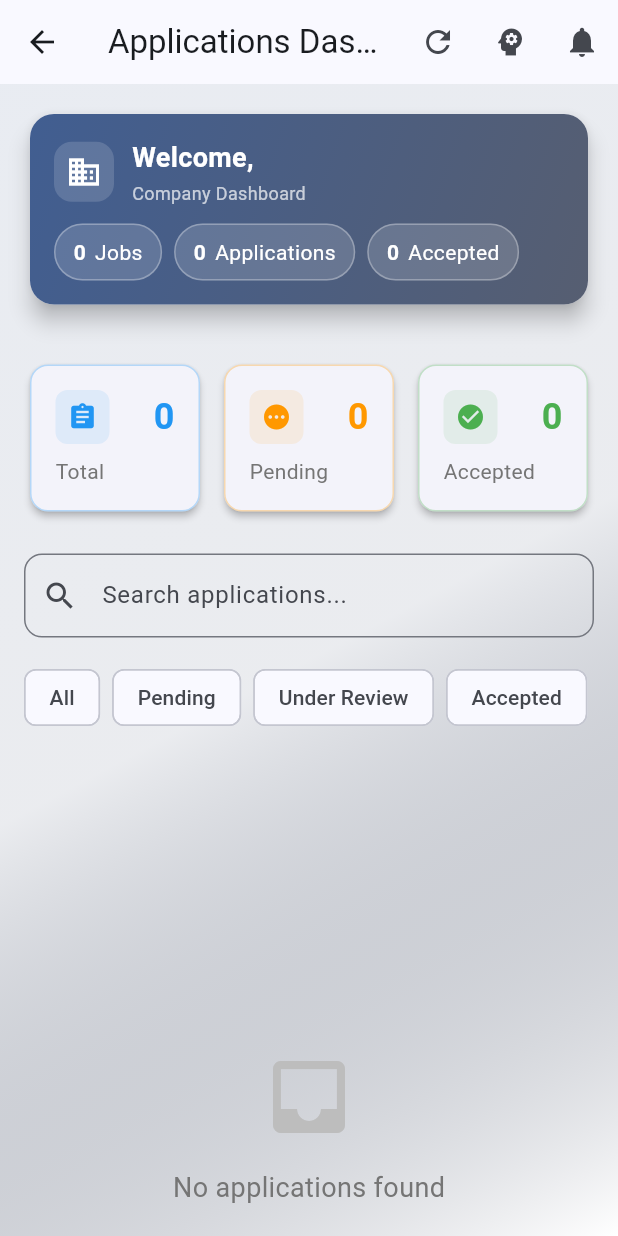
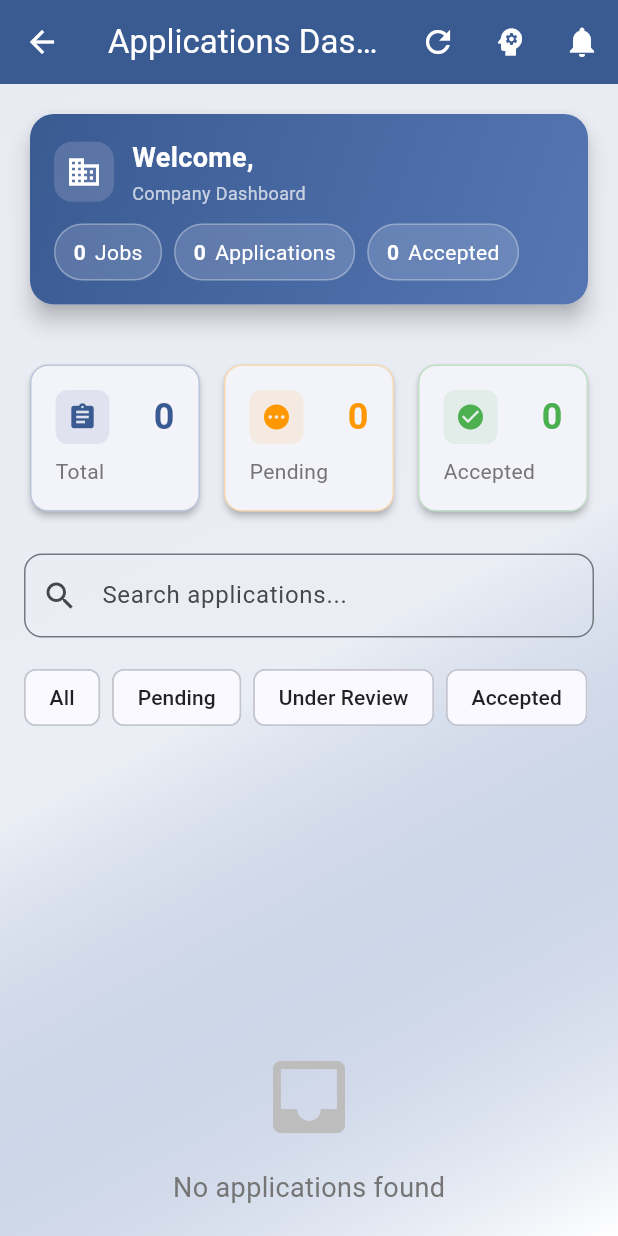
Before and after one commit to francisco3788/bolsa-_trabajo-flutter_proyect_final, a Flutter app: the CompanyApplicationsDashboard screen opened directly, on a phone screen of 412 x 824 dp. Run offline on Flutter 3.47's test engine with Material 3 defaults, Android fonts, the light colour scheme and no system bars; our stand-ins replace dartz, equatable, file_picker, flutter_dotenv, get, image_picker and 1 more; accounts and stored records are empty.

Commit message:
cambio de color

```diff
--- a/lib/features/job_applications/presentation/screens/company_applications_dashboard.dart
+++ b/lib/features/job_applications/presentation/screens/company_applications_dashboard.dart
@@ -16,8 +16,12 @@ class CompanyApplicationsDashboard extends GetView<JobApplicationController> {
     WidgetsBinding.instance.addPostFrameCallback((_) {
       _refreshApplications();
     });
+    const brandBlue = Color(0xFF3A5A92);
+    const brandBlueLight = Color(0xFF5676B3);
     return Scaffold(
       appBar: AppBar(
+        backgroundColor: brandBlue,
+        foregroundColor: Colors.white,
         title: const Text(JobApplicationTexts.companyDashboardTitle),
         actions: [
           IconButton(
@@ -69,8 +73,8 @@ class CompanyApplicationsDashboard extends GetView<JobApplicationController> {
             begin: Alignment.topLeft,
             end: Alignment.bottomRight,
             colors: [
-              Theme.of(context).colorScheme.primary.withOpacity(0.08),
-              Theme.of(context).colorScheme.secondary.withOpacity(0.08),
+              brandBlue.withOpacity(0.08),
+              brandBlueLight.withOpacity(0.08),
               Colors.white,
             ],
           ),
@@ -102,7 +106,8 @@ class CompanyApplicationsDashboard extends GetView<JobApplicationController> {
   }
 
   Widget _buildHeroHeader(BuildContext context) {
-    final scheme = Theme.of(context).colorScheme;
+    const brandBlue = Color(0xFF3A5A92);
+    const brandBlueLight = Color(0xFF5676B3);
     final name = Get.find<AuthSessionService>().user?.name ?? 'Company';
     return Card(
       elevation: 6,
@@ -112,7 +117,7 @@ class CompanyApplicationsDashboard extends GetView<JobApplicationController> {
         decoration: BoxDecoration(
           borderRadius: BorderRadius.circular(16),
           gradient: LinearGradient(
-            colors: [scheme.primary, scheme.secondary],
+            colors: [brandBlue, brandBlueLight],
             begin: Alignment.topLeft,
             end: Alignment.bottomRight,
           ),
@@ -153,11 +158,11 @@ class CompanyApplicationsDashboard extends GetView<JobApplicationController> {
             const SizedBox(height: 12),
             Row(
               children: [
-                _pillStat('Jobs', controller.companyApplications.map((e) => e.jobId).toSet().length, scheme),
+                _pillStat('Jobs', controller.companyApplications.map((e) => e.jobId).toSet().length),
                 const SizedBox(width: 8),
-                _pillStat('Applications', controller.companyApplications.length, scheme),
+                _pillStat('Applications', controller.companyApplications.length),
                 const SizedBox(width: 8),
-                _pillStat('Accepted', controller.getApplicationsByStatus(ApplicationStatus.accepted).length, scheme),
+                _pillStat('Accepted', controller.getApplicationsByStatus(ApplicationStatus.accepted).length),
               ],
             ),
           ],
@@ -166,7 +171,7 @@ class CompanyApplicationsDashboard extends GetView<JobApplicationController> {
     );
   }
 
-  Widget _pillStat(String label, int count, ColorScheme scheme) {
+  Widget _pillStat(String label, int count) {
     return Container(
       padding: const EdgeInsets.symmetric(horizontal: 12, vertical: 8),
       decoration: BoxDecoration(
@@ -194,7 +199,7 @@ class CompanyApplicationsDashboard extends GetView<JobApplicationController> {
             child: ApplicationStatsCard(
               title: JobApplicationTexts.totalApplications,
               count: controller.companyApplications.length,
-              color: Colors.blue,
+              color: const Color(0xFF3A5A92),
             ),
           ),
           const SizedBox(width: 8),
@@ -258,6 +263,10 @@ class CompanyApplicationsDashboard extends GetView<JobApplicationController> {
               icon: const Icon(Icons.auto_awesome),
               label: const Text(JobApplicationTexts.aiBatchSuggest),
               onPressed: () => _generateBatchSuggestions(),
+              style: ElevatedButton.styleFrom(
+                backgroundColor: const Color(0xFF3A5A92),
+                foregroundColor: Colors.white,
+              ),
             ),
           ],
         ),
@@ -271,6 +280,8 @@ class CompanyApplicationsDashboard extends GetView<JobApplicationController> {
       return ChoiceChip(
         label: Text(label),
         selected: isSelected,
+        selectedColor: const Color(0xFF3A5A92).withOpacity(0.15),
+        labelStyle: TextStyle(color: isSelected ? const Color(0xFF3A5A92) : Colors.black87),
         onSelected: (selected) {
           if (selected) {
             _filterByStatus(status);
@@ -349,7 +360,7 @@ class CompanyApplicationsDashboard extends GetView<JobApplicationController> {
               children: [
                 Row(
                   children: [
-                    const Icon(Icons.psychology, color: Colors.blue),
+                    const Icon(Icons.psychology, color: Color(0xFF3A5A92)),
                     const SizedBox(width: 8),
                     const Text(
                       JobApplicationTexts.aiInsightsTitle,
@@ -359,7 +370,7 @@ class CompanyApplicationsDashboard extends GetView<JobApplicationController> {
                     Container(
                       padding: const EdgeInsets.symmetric(horizontal: 8, vertical: 4),
                       decoration: BoxDecoration(
-                        color: Colors.blue.withValues(alpha: 0.1),
+                        color: const Color(0xFF3A5A92).withOpacity(0.10),
                         borderRadius: BorderRadius.circular(12),
                       ),
                       child: Text('${JobApplicationTexts.qualityLabel} ${(quality * 100).round()}%'),
--- a/lib/features/jobs/presentation/pages/dashboard_empresa_page.dart
+++ b/lib/features/jobs/presentation/pages/dashboard_empresa_page.dart
@@ -438,14 +438,14 @@ class DashboardCompanyPage extends StatelessWidget {
                     return Container(
                       padding: const EdgeInsets.symmetric(horizontal: 8, vertical: 4),
                       decoration: BoxDecoration(
-                        color: Colors.blue.withValues(alpha: 0.1),
+                        color: const Color(0xFF3A5A92).withOpacity(0.10),
                         borderRadius: BorderRadius.circular(12),
                       ),
                       child: Text(
                         skill,
                         style: const TextStyle(
                           fontSize: 10,
-                          color: Colors.blue,
+                          color: Color(0xFF3A5A92),
                         ),
                       ),
                     );
```
